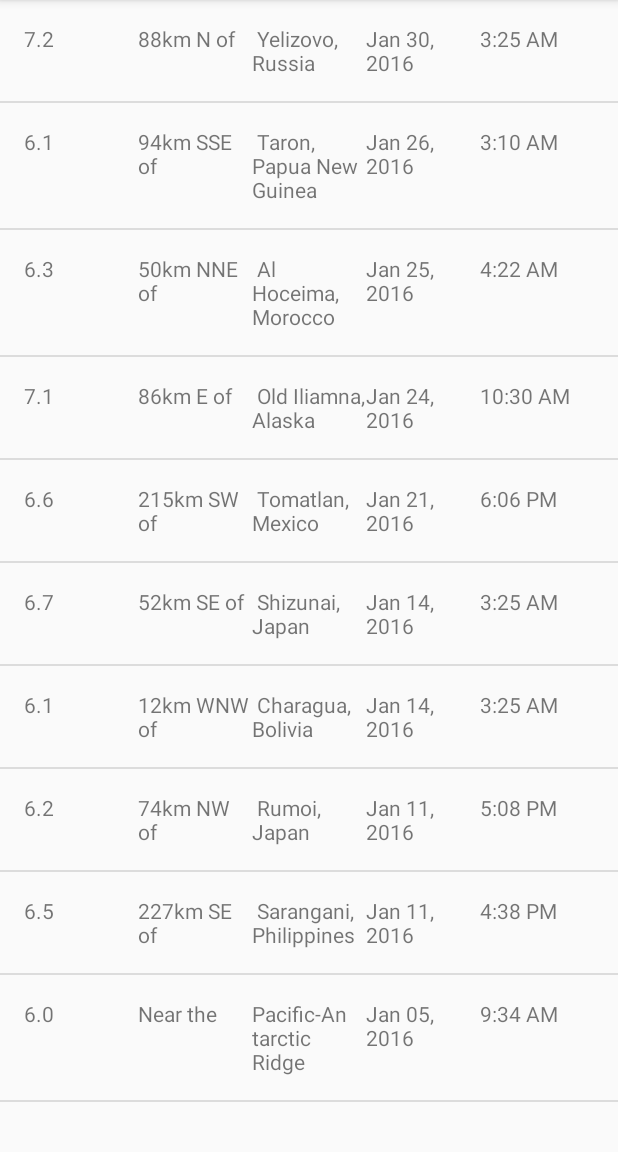
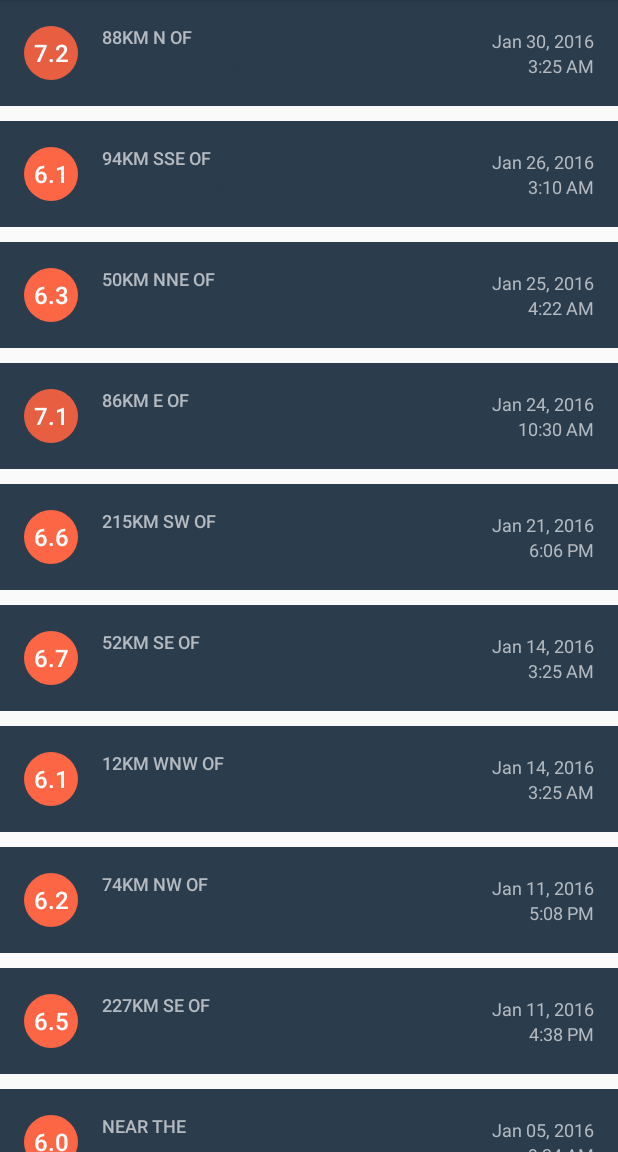
Before and after one commit to carlosughini/QuakeReport, an Android app: the screen it shows after launch (EarthquakeActivity), on a phone screen of 412 x 824 dp, the part 84-1236 px from its top. Run offline under Robolectric (Android 15) with nearby library versions, the phone set to English and light mode, and no system bars.

Commit message:
Polish visual

```diff
--- a/app/src/main/java/com/example/android/quakereport/EarthquakeAdapter.java
+++ b/app/src/main/java/com/example/android/quakereport/EarthquakeAdapter.java
@@ -1,8 +1,10 @@
 package com.example.android.quakereport;
 
 import android.content.Context;
+import android.graphics.drawable.GradientDrawable;
 import android.support.annotation.NonNull;
 import android.support.annotation.Nullable;
+import android.support.v4.content.ContextCompat;
 import android.util.Log;
 import android.view.LayoutInflater;
 import android.view.View;
@@ -56,6 +58,16 @@ public class EarthquakeAdapter extends ArrayAdapter<Earthquake> {
 
         // Find the view in the list_item.xml layout with the ID magnitude
         TextView magnitudeView = (TextView) listItemView.findViewById(R.id.magnitude);
+
+        // Configure a cor de fundo apropriada no círculo de magnitude.
+        // Busque o fundo do TextView, que é um GradientDrawable.
+        GradientDrawable magnitudeCircle = (GradientDrawable) magnitudeView.getBackground();
+
+        // Obtenha a cor de fundo apropriada, baseada na magnitude do terremoto atual
+        int magnitudeColor = getMagnitudeColor(currentEarthquakeData.getMagnitude());
+
+        // Configure a cor no círculo de magnitude
+        magnitudeCircle.setColor(magnitudeColor);
 
         String magnitude = formatMagnitude(currentEarthquakeData.getMagnitude());
 
@@ -135,4 +147,43 @@ public class EarthquakeAdapter extends ArrayAdapter<Earthquake> {
         DecimalFormat magnitudeFormat = new DecimalFormat("0.0");
         return magnitudeFormat.format(magnitude);
     }
+
+    private int getMagnitudeColor(double magnitude) {
+        int magnitudeColorResourceId;
+        int magnitudeFloor = (int) Math.floor(magnitude);
+        switch (magnitudeFloor) {
+            case 0:
+            case 1:
+                magnitudeColorResourceId = R.color.magnitude1;
+                break;
+            case 2:
+                magnitudeColorResourceId = R.color.magnitude2;
+                break;
+            case 3:
+                magnitudeColorResourceId = R.color.magnitude3;
+                break;
+            case 4:
+                magnitudeColorResourceId = R.color.magnitude4;
+                break;
+            case 5:
+                magnitudeColorResourceId = R.color.magnitude5;
+                break;
+            case 6:
+                magnitudeColorResourceId = R.color.magnitude6;
+                break;
+            case 7:
+                magnitudeColorResourceId = R.color.magnitude7;
+                break;
+            case 8:
+                magnitudeColorResourceId = R.color.magnitude8;
+                break;
+            case 9:
+                magnitudeColorResourceId = R.color.magnitude9;
+                break;
+            default:
+                magnitudeColorResourceId = R.color.magnitude10plus;
+                break;
+        }
+        return ContextCompat.getColor(getContext(), magnitudeColorResourceId);
+    }
 }
--- a/app/src/main/res/layout/earthquake_activity.xml
+++ b/app/src/main/res/layout/earthquake_activity.xml
@@ -18,4 +18,6 @@
     android:id="@+id/list"
     android:orientation="vertical"
     android:layout_width="match_parent"
-    android:layout_height="match_parent"/>
+    android:layout_height="match_parent"
+    android:divider="@null"
+    android:dividerHeight="10.0sp"/>
--- a/app/src/main/res/layout/list_item.xml
+++ b/app/src/main/res/layout/list_item.xml
@@ -4,42 +4,82 @@
     android:orientation="horizontal"
     android:layout_width="match_parent"
     android:layout_height="wrap_content"
+    android:background="@color/colorPrimary"
     xmlns:tools="http://schemas.android.com/tools"
     android:padding="16dp">
 
     <TextView
         android:id="@+id/magnitude"
+        android:layout_width="36dp"
+        android:layout_height="36dp"
+        android:layout_gravity="center_vertical"
+        android:background="@drawable/magnitude_circle"
+        android:fontFamily="sans-serif-medium"
+        android:gravity="center"
+        android:textColor="@android:color/white"
+        android:textSize="16sp"
+        tools:text="5.4"/>
+
+    <LinearLayout
         android:layout_width="0dp"
         android:layout_height="wrap_content"
+        android:layout_gravity="center_vertical"
+        android:layout_marginLeft="16dp"
+        android:layout_marginStart="16dp"
         android:layout_weight="1"
-        tools:text="5.4"/>
+        android:orientation="vertical">
 
         <TextView
             android:id="@+id/location_offset"
-        android:layout_width="0dp"
+            android:layout_width="wrap_content"
             android:layout_height="wrap_content"
-        android:layout_weight="1"
+            android:ellipsize="end"
+            android:fontFamily="sans-serif-medium"
+            android:maxLines="1"
+            android:textAllCaps="true"
+            android:textColor="@color/textColorEarthquakeDetails"
+            android:textSize="12sp"
             tools:text="Rio de Janeiro"/>
 
         <TextView
             android:id="@+id/primary_location"
-        android:layout_width="0dp"
+            android:layout_width="wrap_content"
             android:layout_height="wrap_content"
-        android:layout_weight="1"
+            android:ellipsize="end"
+            android:maxLines="2"
+            android:textColor="@color/textColorEarthquakeLocation"
+            android:textSize="16sp"
             tools:text="Rio de Janeiro"/>
+
+    </LinearLayout>
+
+    <LinearLayout
+        android:layout_width="wrap_content"
+        android:layout_height="wrap_content"
+        android:layout_gravity="center_vertical"
+        android:layout_marginLeft="16dp"
+        android:layout_marginStart="16dp"
+        android:orientation="vertical">
+
 
         <TextView
             android:id="@+id/date"
-        android:layout_width="0dp"
+            android:layout_width="wrap_content"
             android:layout_height="wrap_content"
-        android:layout_weight="1"
+            android:layout_gravity="end"
+            android:textColor="@color/textColorEarthquakeDetails"
+            android:textSize="12sp"
             tools:text="Jan 31, 2018"/>
 
         <TextView
             android:id="@+id/time"
-        android:layout_width="0dp"
+            android:layout_width="wrap_content"
             android:layout_height="wrap_content"
-        android:layout_weight="1"
+            android:layout_gravity="end"
+            android:textColor="@color/textColorEarthquakeDetails"
+            android:textSize="12sp"
             tools:text="3:00 PM"/>
 
     </LinearLayout>
+
+</LinearLayout>
--- a/app/src/main/res/values/colors.xml
+++ b/app/src/main/res/values/colors.xml
@@ -52,4 +52,10 @@
 
     <!-- Cor para um terremoto com magnitude acima de 10 -->
     <color name="magnitude10plus">#C03823</color>
+
+    <!-- Cor do texto para os detalhes do terremoto no item de lista -->
+    <color name="textColorEarthquakeDetails">#B4BAC0</color>
+
+    <!-- Cor do texto para a localização primária do terremoto no item de lista -->
+    <color name="textColorEarthquakeLocation">#2B3D4D</color>
 </resources>
```
Lines whose indentation alone changed are shown as unchanged.
